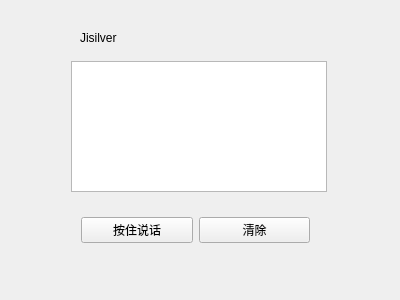
Above: widget.ui from Yongdream/Jisilver before the change. Below: the same form after it.
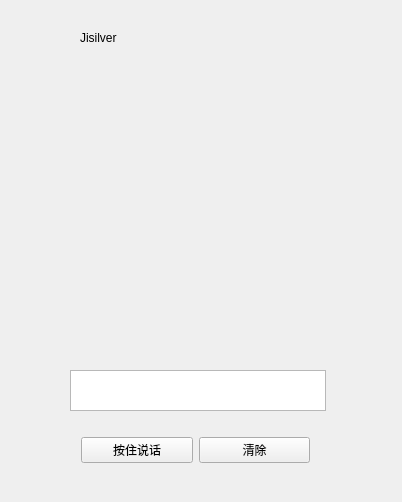
That is the form after the change.

The edit to the form file:
```diff
--- a/widget.ui
+++ b/widget.ui
@@ -6,8 +6,8 @@
    <rect>
     <x>0</x>
     <y>0</y>
-    <width>400</width>
-    <height>300</height>
+    <width>402</width>
+    <height>502</height>
    </rect>
   </property>
   <property name="windowTitle">
@@ -16,10 +16,10 @@
   <widget class="QTextEdit" name="textEdit">
    <property name="geometry">
     <rect>
-     <x>71</x>
-     <y>61</y>
+     <x>70</x>
+     <y>370</y>
      <width>256</width>
-     <height>131</height>
+     <height>41</height>
     </rect>
    </property>
   </widget>
@@ -40,7 +40,7 @@
    <property name="geometry">
     <rect>
      <x>70</x>
-     <y>200</y>
+     <y>420</y>
      <width>251</width>
      <height>61</height>
     </rect>
```
